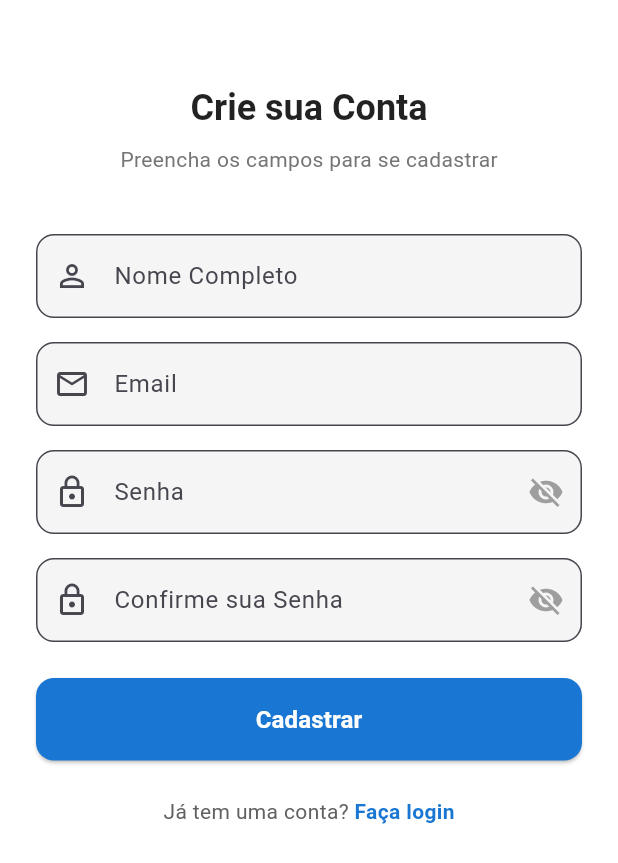
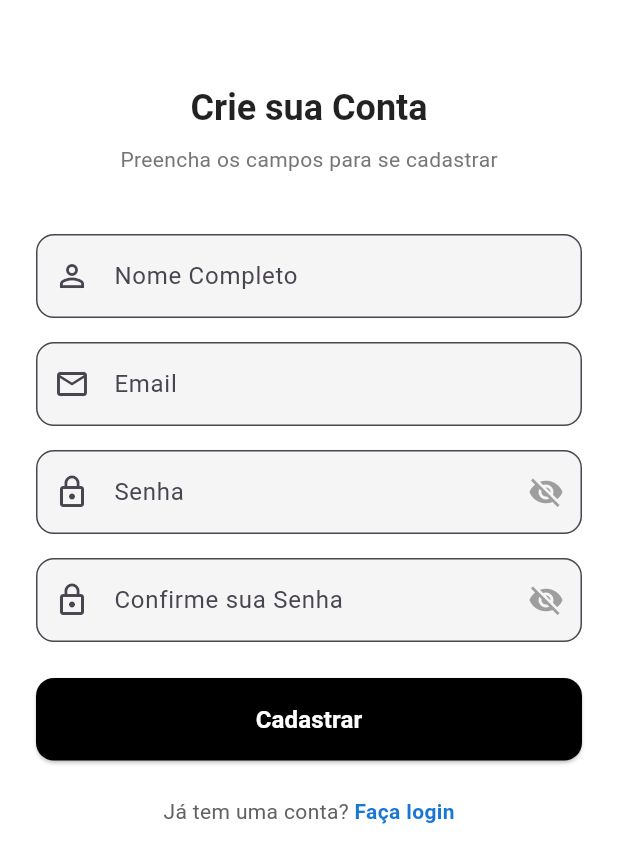
Before and after one commit to opt120-ticke-it/ui-ticke-it, a Flutter app: the screen it shows after launch, after a tap on "Cadastre-se", on a phone screen of 412 x 824 dp. Shown: the top 863 px of the screen. Run offline on Flutter 3.47's test engine with Material 3 defaults, Android fonts, the light colour scheme and no system bars; network calls fail.

Commit message:
Melhora nas cores

```diff
--- a/lib/components/menu_drawer.dart
+++ b/lib/components/menu_drawer.dart
@@ -11,7 +11,7 @@ class MenuDrawer extends StatelessWidget {
         children: <Widget>[
           const DrawerHeader(
             decoration: BoxDecoration(
-              color: Colors.blue, // Cor do cabeçalho
+              color: Color.fromARGB(255, 0, 0, 0), // Cor do cabeçalho
             ),
             child: Text(
               'ticke.it',
--- a/lib/main.dart
+++ b/lib/main.dart
@@ -21,7 +21,9 @@ class MyApp extends StatelessWidget {
   Widget build(BuildContext context) {
     return MaterialApp(
       title: 'ticke.it',
-      theme: ThemeData(primarySwatch: Colors.blue),
+      theme: ThemeData(
+  primaryColor: Colors.black, // Define preto como cor principal
+),
       debugShowCheckedModeBanner: false,
       home: const LoginScreen(),
     );
--- a/lib/screens/login_screen.dart
+++ b/lib/screens/login_screen.dart
@@ -174,7 +174,7 @@ void _login(BuildContext context) async {
                       ElevatedButton(
                         onPressed: _isLoading ? null : () => _login(context),
                         style: ElevatedButton.styleFrom(
-                          backgroundColor: Colors.blue[700],
+                          backgroundColor: const Color.fromARGB(255, 0, 0, 0),
                           foregroundColor: Colors.white,
                           padding: const EdgeInsets.symmetric(vertical: 16),
                           shape: RoundedRectangleBorder(
--- a/lib/screens/signup_screen.dart
+++ b/lib/screens/signup_screen.dart
@@ -225,7 +225,7 @@ class _RegisterScreenState extends State<RegisterScreen> {
                       ElevatedButton(
                         onPressed: _isLoading ? null : () => _register(context),
                         style: ElevatedButton.styleFrom(
-                          backgroundColor: Colors.blue[700],
+                          backgroundColor: const Color.fromARGB(255, 0, 0, 0),
                           foregroundColor: Colors.white,
                           padding: const EdgeInsets.symmetric(vertical: 16),
                           shape: RoundedRectangleBorder(
```
Also changed, not shown: lib/widgets/header.dart (+4 -3 lines).
